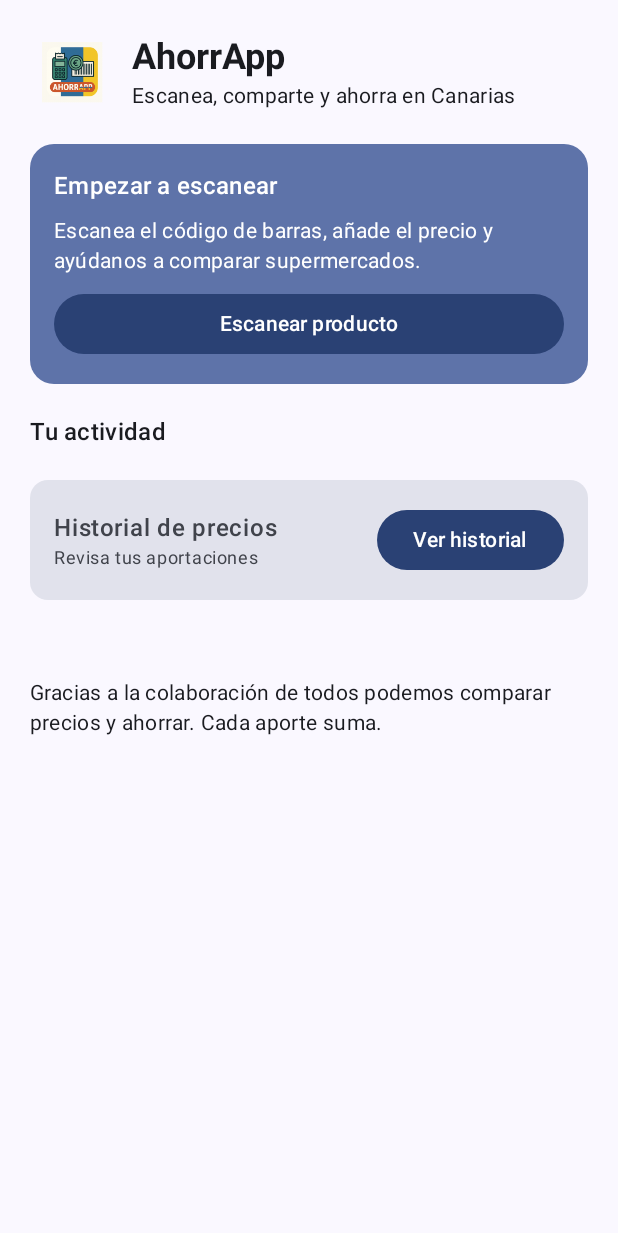
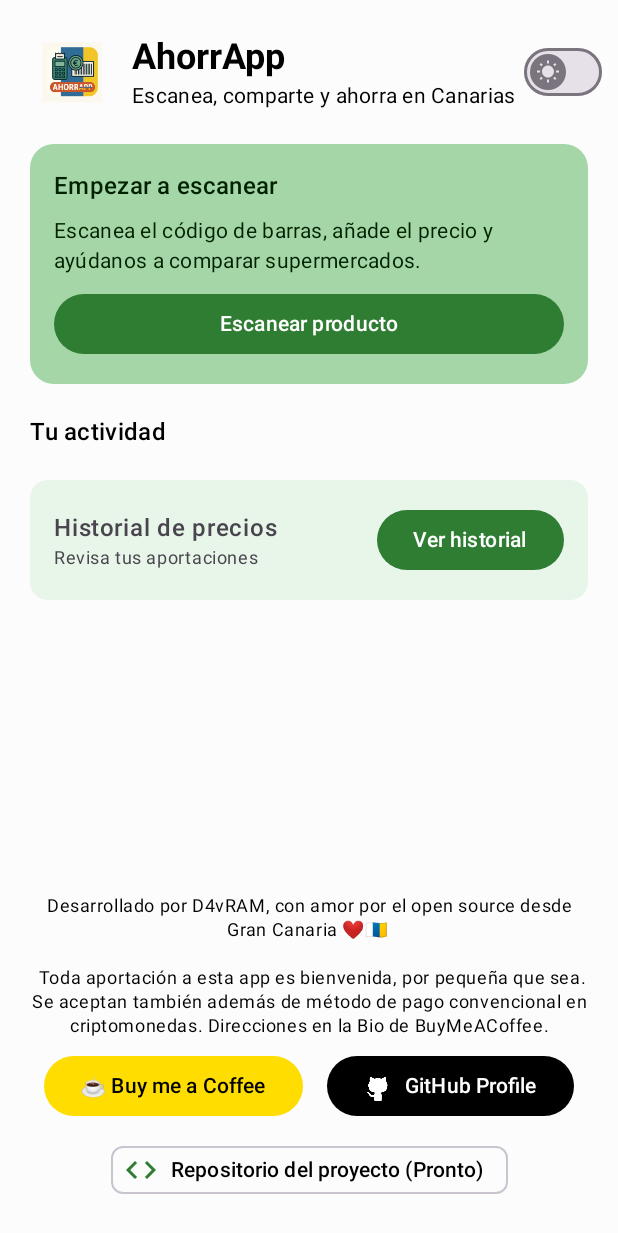
Before and after one commit to D4vRAM369/AhorrApp, an Android app built with Jetpack Compose: the HomeScreen screen opened through its navigation route, on a phone screen of 412 x 824 dp. Shown: the top 1233 px of the screen. Run offline under Robolectric (Android 15) with nearby library versions, the phone set to English and light mode, and no system bars; our stand-ins replace Room's generated code; libraries missing offline, so code that uses them is left out: io.github.jan.supabase.

Commit message:
Añadidos botones de Support y enlaces

```diff
--- a/app/build.gradle.kts
+++ b/app/build.gradle.kts
@@ -83,6 +83,7 @@ dependencies {
     implementation(libs.androidx.compose.ui.graphics)
     implementation(libs.androidx.compose.ui.tooling.preview)
     implementation(libs.androidx.compose.material3)
+    implementation(libs.androidx.material.icons.extended)
     implementation("androidx.navigation:navigation-compose:2.5.3")
 
     // TESTING
--- a/app/src/main/java/com/d4vram/ahorrapp/MainActivity.kt
+++ b/app/src/main/java/com/d4vram/ahorrapp/MainActivity.kt
@@ -3,6 +3,8 @@ package com.d4vram.ahorrapp
 import android.os.Bundle
 import androidx.activity.ComponentActivity
 import androidx.activity.compose.setContent
+import androidx.compose.runtime.collectAsState
+import androidx.compose.runtime.getValue
 import com.d4vram.ahorrapp.ui.theme.AhorrappTheme
 
 class MainActivity : ComponentActivity() {
@@ -10,8 +12,11 @@ class MainActivity : ComponentActivity() {
         super.onCreate(savedInstanceState)
 
         setContent {
-            AhorrappTheme {
-                TpvApp()
+            val viewModel: com.d4vram.ahorrapp.viewmodel.TpvViewModel = androidx.lifecycle.viewmodel.compose.viewModel()
+            val isDarkMode by viewModel.isDarkMode.collectAsState()
+
+            AhorrappTheme(darkTheme = isDarkMode, dynamicColor = false) {
+                TpvApp(viewModel)
             }
         }
     }
--- a/app/src/main/java/com/d4vram/ahorrapp/TpvApp.kt
+++ b/app/src/main/java/com/d4vram/ahorrapp/TpvApp.kt
@@ -5,11 +5,13 @@ import androidx.compose.runtime.Composable
 import androidx.navigation.compose.rememberNavController
 import com.d4vram.ahorrapp.navigation.NavGraph
 
+import com.d4vram.ahorrapp.viewmodel.TpvViewModel
+
 @Composable
-fun TpvApp() {
+fun TpvApp(viewModel: TpvViewModel) {
     val navController = rememberNavController()
 
     Scaffold { padding ->
-        NavGraph(navController, padding)
+        NavGraph(navController, padding, viewModel)
     }
 }
--- a/app/src/main/java/com/d4vram/ahorrapp/navigation/NavGraph.kt
+++ b/app/src/main/java/com/d4vram/ahorrapp/navigation/NavGraph.kt
@@ -11,8 +11,12 @@ import com.d4vram.ahorrapp.ui.screens.PriceEntryScreen
 import com.d4vram.ahorrapp.ui.screens.ScannerScreen
 import com.d4vram.ahorrapp.ui.screens.WelcomeScreen
 
+import androidx.compose.runtime.collectAsState
+import androidx.compose.runtime.getValue
+import com.d4vram.ahorrapp.viewmodel.TpvViewModel
+
 @Composable
-fun NavGraph(nav: NavHostController, padding: PaddingValues) {
+fun NavGraph(nav: NavHostController, padding: PaddingValues, viewModel: TpvViewModel) {
 
     NavHost(
         navController = nav,
@@ -24,10 +28,13 @@ fun NavGraph(nav: NavHostController, padding: PaddingValues) {
         }
 
         composable("home") {
+            val isDarkMode by viewModel.isDarkMode.collectAsState()
             HomeScreen(
                 onScan = { nav.navigate("scanner") },
                 onHistory = { nav.navigate("history") },
-                onMyProducts = { nav.navigate("history") }
+                onMyProducts = { nav.navigate("history") },
+                isDarkMode = isDarkMode,
+                onToggleTheme = { viewModel.toggleDarkMode() }
             )
         }
 
--- a/app/src/main/java/com/d4vram/ahorrapp/ui/screens/HomeScreen.kt
+++ b/app/src/main/java/com/d4vram/ahorrapp/ui/screens/HomeScreen.kt
@@ -25,11 +25,21 @@ import androidx.compose.ui.text.font.FontWeight
 import androidx.compose.ui.unit.dp
 import com.d4vram.ahorrapp.R
 
+import androidx.compose.material.icons.Icons
+import androidx.compose.material.icons.filled.Code
+import androidx.compose.material.icons.filled.Nightlight
+import androidx.compose.material.icons.filled.WbSunny
+import androidx.compose.material3.Icon
+import androidx.compose.material3.Switch
+import androidx.compose.material3.SwitchDefaults
+
 @Composable
 fun HomeScreen(
     onScan: () -> Unit,
     onHistory: () -> Unit,
-    onMyProducts: () -> Unit
+    onMyProducts: () -> Unit,
+    isDarkMode: Boolean,
+    onToggleTheme: () -> Unit
 ) {
     Column(
         modifier = Modifier
@@ -51,6 +61,18 @@ fun HomeScreen(
                 Text("AhorrApp", style = MaterialTheme.typography.headlineSmall, fontWeight = FontWeight.Bold)
                 Text("Escanea, comparte y ahorra en Canarias", style = MaterialTheme.typography.bodyMedium)
             }
+            Spacer(modifier = Modifier.weight(1f))
+            Switch(
+                checked = isDarkMode,
+                onCheckedChange = { onToggleTheme() },
+                thumbContent = {
+                    Icon(
+                        imageVector = if (isDarkMode) Icons.Filled.Nightlight else Icons.Filled.WbSunny,
+                        contentDescription = null,
+                        modifier = Modifier.size(SwitchDefaults.IconSize),
+                    )
+                }
+            )
         }
 
         Card(
@@ -89,11 +111,52 @@ fun HomeScreen(
             }
         }
 
-        Spacer(modifier = Modifier.height(12.dp))
-        Box(modifier = Modifier.fillMaxWidth()) {
+        Spacer(modifier = Modifier.weight(1f)) // Push footer to bottom
+
+        Column(
+            modifier = Modifier.fillMaxWidth(),
+            horizontalAlignment = Alignment.CenterHorizontally,
+            verticalArrangement = Arrangement.spacedBy(8.dp)
+        ) {
             Text(
-                "Gracias a la colaboración de todos podemos comparar precios y ahorrar. Cada aporte suma.",
-                style = MaterialTheme.typography.bodyMedium
+                "Desarrollado por D4vRAM, con amor por el open source desde Gran Canaria ❤️🇮🇨 \n\n " +
+                        "Toda aportación a esta app es bienvenida, por pequeña que sea. Se aceptan también además de método de pago convencional en criptomonedas. Direcciones en la Bio de BuyMeACoffee.",
+                style = MaterialTheme.typography.bodySmall,
+                textAlign = androidx.compose.ui.text.style.TextAlign.Center
+            )
+
+            val uriHandler = androidx.compose.ui.platform.LocalUriHandler.current
+
+            // This is the problematic line, you should delete it.
+            // androidx.compose.foundation.clickable { uriHandler.openUri("https://www.buymeacoffee.com/D4vRAM369") }
+
+            // This Row already correctly handles the clicks with Buttons.
+            Row(horizontalArrangement = Arrangement.spacedBy(16.dp)) {
+                Button(
+                    onClick = { uriHandler.openUri("https://www.buymeacoffee.com/D4vRAM369") },
+                    colors = androidx.compose.material3.ButtonDefaults.buttonColors(containerColor = androidx.compose.ui.graphics.Color(0xFFFFDD00))
+                ) {
+                    Text("☕ Buy me a Coffee", color = androidx.compose.ui.graphics.Color.Black)
+                }
+
+                Button(
+                    onClick = { uriHandler.openUri("https://github.com/D4vRAM369/") },
+                    colors = androidx.compose.material3.ButtonDefaults.buttonColors(containerColor = androidx.compose.ui.graphics.Color.Black)
+                ) {
+                    Image(
+                        painter = painterResource(id = R.mipmap.ic_github),
+                        contentDescription = null,
+                        modifier = Modifier.size(20.dp)
+                    )
+                    Spacer(modifier = Modifier.size(8.dp))
+                    Text("GitHub Profile", color = androidx.compose.ui.graphics.Color.White)
+                }
+            }
+
+            androidx.compose.material3.AssistChip(
+                onClick = { /* Repo not created yet */ },
+                label = { Text("Repositorio del proyecto (Pronto)") },
+                leadingIcon = { Icon(Icons.Default.Code, null) }
             )
         }
     }
--- a/app/src/main/java/com/d4vram/ahorrapp/viewmodel/TpvViewModel.kt
+++ b/app/src/main/java/com/d4vram/ahorrapp/viewmodel/TpvViewModel.kt
@@ -12,6 +12,9 @@ import com.d4vram.ahorrapp.data.ProductInfo
 import com.d4vram.ahorrapp.data.Repository
 import kotlinx.coroutines.Dispatchers
 import kotlinx.coroutines.flow.Flow
+import kotlinx.coroutines.flow.MutableStateFlow
+import kotlinx.coroutines.flow.StateFlow
+import kotlinx.coroutines.flow.asStateFlow
 import kotlinx.coroutines.launch
 
 class TpvViewModel(application: Application) : AndroidViewModel(application) {
@@ -20,6 +23,18 @@ class TpvViewModel(application: Application) : AndroidViewModel(application) {
 
     var productState by mutableStateOf(ProductLookupState())
         private set
+
+    private val _isDarkMode = MutableStateFlow(false)
+    val isDarkMode: StateFlow<Boolean> = _isDarkMode.asStateFlow()
+
+    fun toggleDarkMode() {
+        _isDarkMode.value = !_isDarkMode.value
+    }
+
+    init {
+        // ... existing init code if any ...
+        // refreshHistory() // This function is not defined in the provided code.
+    }
 
     fun sendPrice(barcode: String, supermarket: String, price: Double) {
         viewModelScope.launch(Dispatchers.IO) {
--- /dev/null
+++ b/app/src/main/res/drawable/ic_github.xml
@@ -0,0 +1,9 @@
+<vector xmlns:android="http://schemas.android.com/apk/res/android"
+    android:width="24dp"
+    android:height="24dp"
+    android:viewportWidth="24"
+    android:viewportHeight="24">
+    <path
+        android:fillColor="#FFFFFF"
+        android:pathData="M12,0.297 C5.37,0.297 0,5.67 0,12.297 C0,17.6 3.438,22.097 8.205,23.682 C8.805,23.795 9.025,23.424 9.025,23.105 C9.025,22.82 9.015,22.065 9.01,21.065 C5.672,21.789 4.968,19.478 4.968,19.478 C4.422,18.09 3.633,17.72 3.633,17.72 C2.546,16.979 3.715,16.995 3.715,16.995 C4.918,17.079 5.55,18.229 5.55,18.229 C6.618,20.058 8.355,19.53 9.035,19.22 C9.145,18.445 9.455,17.918 9.798,17.618 C7.135,17.315 4.335,16.558 4.335,13.175 C4.335,12.213 4.678,11.43 5.242,10.81 C5.152,10.588 4.85,9.692 5.332,8.472 C5.332,8.472 6.072,8.235 7.758,9.378 C8.462,9.182 9.215,9.085 9.968,9.08 C10.722,9.085 11.478,9.182 12.185,9.378 C13.87,8.235 14.608,8.472 14.608,8.472 C15.092,9.692 14.792,10.588 14.7,10.81 C15.265,11.43 15.602,12.213 15.602,13.175 C15.602,16.565 12.798,17.313 10.13,17.61 C10.558,17.98 10.94,18.71 10.94,19.83 C10.94,21.435 10.925,22.735 10.925,23.105 C10.925,23.428 11.148,23.805 11.758,23.68 C16.522,22.092 19.958,17.598 19.958,12.297 C19.958,5.67 14.588,0.297 12,0.297"/>
+</vector>
--- a/gradle/libs.versions.toml
+++ b/gradle/libs.versions.toml
@@ -29,6 +29,7 @@ androidx-compose-ui-tooling-preview = { group = "androidx.compose.ui", name = "u
 androidx-compose-ui-test-manifest = { group = "androidx.compose.ui", name = "ui-test-manifest" }
 androidx-compose-ui-test-junit4 = { group = "androidx.compose.ui", name = "ui-test-junit4" }
 androidx-compose-material3 = { group = "androidx.compose.material3", name = "material3" }
+androidx-material-icons-extended = { group = "androidx.compose.material", name = "material-icons-extended" }
 androidx-room-runtime = { group = "androidx.room", name = "room-runtime", version.ref = "room" }
 androidx-room-ktx = { group = "androidx.room", name = "room-ktx", version.ref = "room" }
 androidx-room-compiler = { group = "androidx.room", name = "room-compiler", version.ref = "room" }
```
Also changed, not shown: app/src/main/java/com/d4vram/ahorrapp/ui/theme/Color.kt (+19 -4 lines), app/src/main/java/com/d4vram/ahorrapp/ui/theme/Theme.kt (+21 -6 lines), app/src/main/res/mipmap-xxhdpi/ic_github.png (added).
